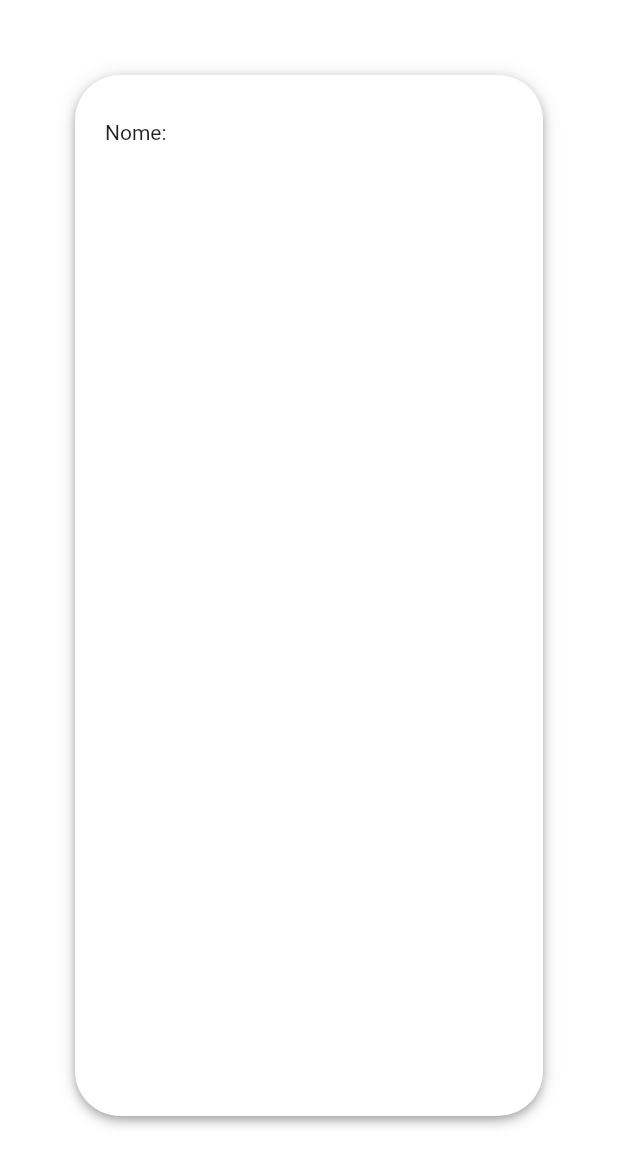
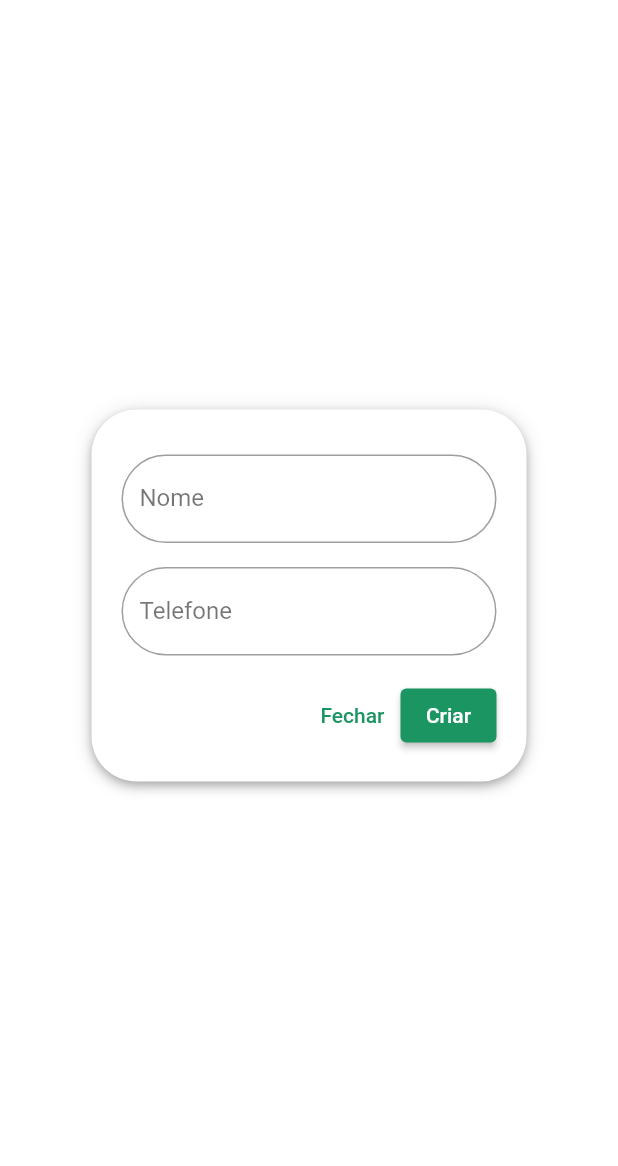
Before and after one commit to fajusto/projeto_tcc_rastreador, a Flutter app: the UserInfo screen opened directly, on a phone screen of 412 x 824 dp. Shown: the top 1166 px of the screen. Run offline on Flutter 3.47's test engine with Material 2 defaults, Android fonts, the phone set to English and light mode, and no system bars; our stand-ins replace animated_text_kit, google_fonts, mobx; accounts and stored records are empty; generated files the repository leaves out were written again.

Commit message:
- created user info

```diff
--- /dev/null
+++ b/lib/core/widgets/custom_textfield.dart
@@ -0,0 +1,48 @@
+import 'package:flutter/material.dart';
+
+class CustomTextField extends StatelessWidget {
+
+  final TextEditingController? controller;
+  final String? label;
+  final double width;
+
+  const CustomTextField({
+    Key? key,
+    required this.controller,
+    this.label,
+    this.width = 250
+  }) : super(key: key);
+
+  @override
+  Widget build(BuildContext context) {
+    return SizedBox(
+      width: width,
+      child: TextField(
+        controller: controller,
+        cursorColor: Colors.black54,
+        decoration: InputDecoration(
+          label: Text(label!),
+          labelStyle: const TextStyle(
+           color: Colors.black54
+          ),
+          border: const OutlineInputBorder(
+            borderRadius: BorderRadius.all(
+              Radius.circular(30),
+            ),
+            borderSide: BorderSide(
+              color: Colors.black54
+            )
+          ),
+          focusedBorder: const OutlineInputBorder(
+              borderRadius: BorderRadius.all(
+                Radius.circular(30),
+              ),
+              borderSide: BorderSide(
+                  color: Colors.black54
+              )
+          ),
+        ),
+      ),
+    );
+  }
+}
--- a/lib/modules/users/views/user_info.dart
+++ b/lib/modules/users/views/user_info.dart
@@ -1,13 +1,25 @@
 import 'package:flutter/material.dart';
+import 'package:projeto_tcc_rastreador/core/app_theme.dart';
+import 'package:projeto_tcc_rastreador/core/widgets/custom_textfield.dart';
 
-class UserInfo extends StatelessWidget {
+class UserInfo extends StatefulWidget {
   const UserInfo({Key? key}) : super(key: key);
+
+  @override
+  State<UserInfo> createState() => _UserInfoState();
+}
+
+class _UserInfoState extends State<UserInfo> {
+
+  TextEditingController nameController = TextEditingController();
+  TextEditingController phoneController = TextEditingController();
 
   @override
   Widget build(BuildContext context) {
     return Scaffold(
       backgroundColor: Colors.transparent,
-      body: Container(
+      body: Center(
+        child: Container(
           padding: const EdgeInsets.fromLTRB(50, 50, 50, 80),
           color: Colors.transparent,
           child: Container(
@@ -17,12 +29,48 @@ class UserInfo extends StatelessWidget {
               boxShadow: kElevationToShadow[4],
             ),
             child: Column(
+              mainAxisSize: MainAxisSize.min,
               children: [
                 Padding(
-                padding: const EdgeInsets.only(left: 20, top: 30),
+                  padding: const EdgeInsets.only(left: 20, right: 20, top: 30, bottom: 20),
+                  child: Column(
+                    children: [
+                      CustomTextField(
+                        controller: nameController,
+                        label: "Nome",
+                      ),
+                      const SizedBox(height: 16,),
+                      CustomTextField(
+                        controller: phoneController,
+                        label: "Telefone",
+                      ),
+                      const SizedBox(height: 16,),
+                      SizedBox(
+                        width: 250,
                         child: Row(
+                          mainAxisAlignment: MainAxisAlignment.end,
+                          mainAxisSize: MainAxisSize.min,
                           children: [
-                    const Text('Nome: ')
+                            TextButton(
+                              onPressed: () {},
+                              child: const Text('Fechar',
+                                style: TextStyle(
+                                  color: AppTheme.appColor,
+                                ),
+                              ),
+                            ),
+                            ElevatedButton(
+                              style: ButtonStyle(
+                                  backgroundColor: MaterialStateProperty.all(
+                                    AppTheme.appColor,
+                                  )
+                              ),
+                              onPressed: () {},
+                              child: const Text('Criar'),
+                            )
+                          ],
+                        ),
+                      )
                     ],
                   ),
                 ),
@@ -30,6 +78,7 @@ class UserInfo extends StatelessWidget {
             ),
           ),
         ),
+      ),
     );
   }
 }
```
Also changed, not shown: 1 other file. Lines whose indentation alone changed are shown as unchanged.
